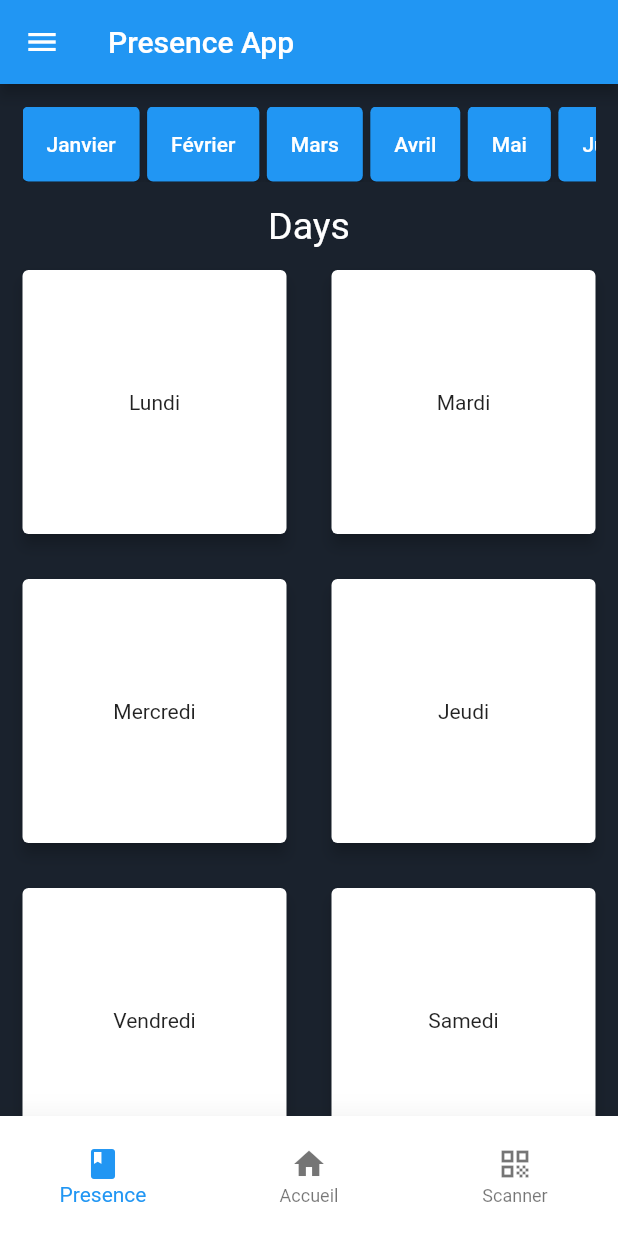
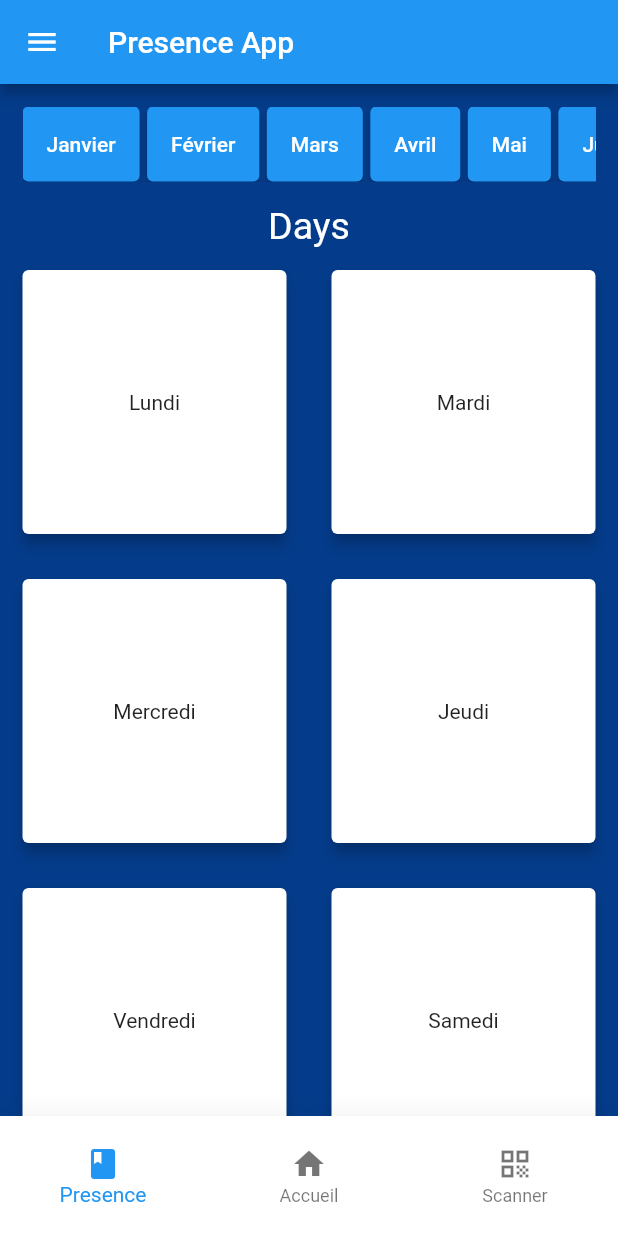
Before and after one commit to Sam-diom/presenceapp, a Flutter app: the HomePage screen opened by its route, on a phone screen of 412 x 824 dp. Run offline on Flutter 3.47's test engine with Material 2 defaults, Android fonts, the phone set to English and light mode, and no system bars; our stand-ins replace email_validator, realm; missing offline and left inert: mongo_dart; generated files the repository leaves out were written again.

Commit message:
change app color

```diff
--- a/lib/screens/homePage.dart
+++ b/lib/screens/homePage.dart
@@ -31,7 +31,7 @@ List<String> days = [
 ];
 
     return Scaffold(
-        backgroundColor: Color.fromARGB(255, 26, 34, 45),
+        backgroundColor: Color.fromARGB(255, 4, 60, 139),
         appBar: AppBar(
           title: const Text('Presence App'),
         ),
```
